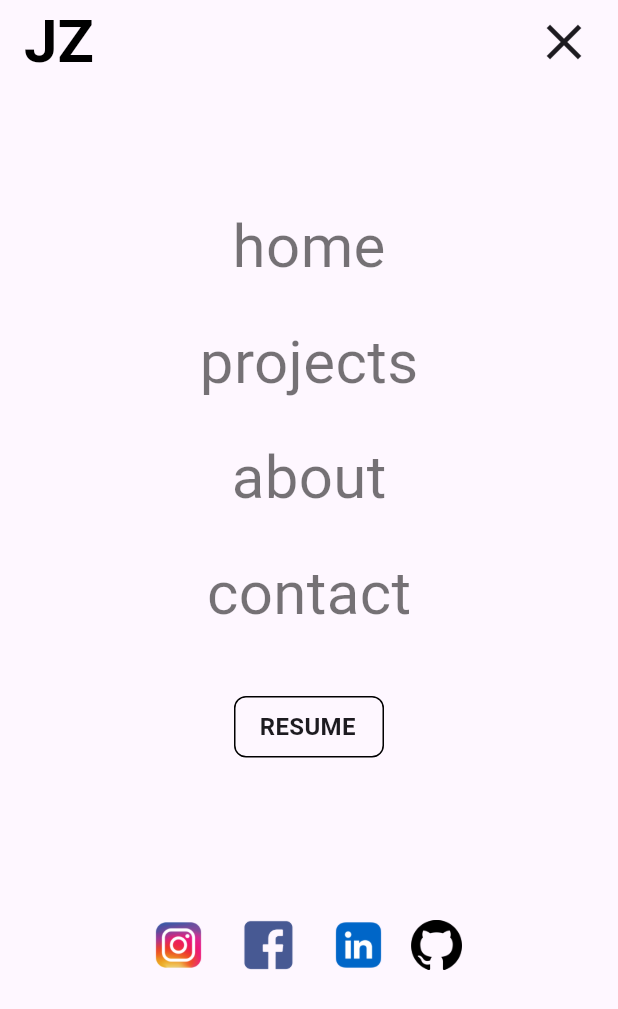
After one commit to jakubzawada/flutter_portfolio, a Flutter app: the screen it shows after launch, after a tap on the "menu" icon, on a phone screen of 412 x 824 dp. The commit adds this screen. Shown: the top 1009 px of the screen. Run offline on Flutter 3.47's test engine with Material 3 defaults, Android fonts, the phone set to English and light mode, and no system bars.

Commit message:
Add MenuPage

```diff
--- /dev/null
+++ b/lib/app/home/pages/menu_page.dart
@@ -0,0 +1,142 @@
+import 'package:flutter/material.dart';
+import 'package:flutter_portfolio/app/home/home_page.dart';
+import 'package:flutter_portfolio/widgets/my_social_media.dart';
+import 'package:url_launcher/url_launcher.dart';
+
+class MenuPage extends StatelessWidget {
+  const MenuPage({super.key});
+
+  @override
+  Widget build(BuildContext context) {
+    return Scaffold(
+        appBar: AppBar(
+          automaticallyImplyLeading: false,
+          title: Row(
+            mainAxisAlignment: MainAxisAlignment.spaceBetween,
+            children: [
+              const Text(
+                'JZ',
+                style: TextStyle(
+                    fontSize: 40,
+                    color: Colors.black,
+                    fontWeight: FontWeight.bold),
+              ),
+              InkWell(
+                child: const Icon(
+                  Icons.close,
+                  size: 40,
+                ),
+                onTap: () {
+                  Navigator.pop(context);
+                },
+              ),
+            ],
+          ),
+          backgroundColor: Colors.transparent,
+          elevation: 0,
+        ),
+        body: SingleChildScrollView(
+          child: Padding(
+            padding: const EdgeInsets.only(top: 80, bottom: 20),
+            child: Column(
+              crossAxisAlignment: CrossAxisAlignment.center,
+              children: [
+                InkWell(
+                  child: const Text(
+                    'home',
+                    style: TextStyle(
+                      fontSize: 40,
+                      color: Colors.black54,
+                    ),
+                  ),
+                  onTap: () {
+                    Navigator.pushReplacement(
+                      context,
+                      MaterialPageRoute(
+                        builder: (context) => const HomePage(),
+                      ),
+                    );
+                  },
+                ),
+                const SizedBox(height: 20),
+                InkWell(
+                  child: const Text(
+                    'projects',
+                    style: TextStyle(
+                      fontSize: 40,
+                      color: Colors.black54,
+                    ),
+                  ),
+                  onTap: () {
+                    Navigator.pushReplacement(
+                      context,
+                      MaterialPageRoute(
+                        builder: (context) => const HomePage(),
+                      ),
+                    );
+                  },
+                ),
+                const SizedBox(height: 20),
+                InkWell(
+                  child: const Text(
+                    'about',
+                    style: TextStyle(
+                      fontSize: 40,
+                      color: Colors.black54,
+                    ),
+                  ),
+                  onTap: () {},
+                ),
+                const SizedBox(height: 20),
+                InkWell(
+                  child: const Text(
+                    'contact',
+                    style: TextStyle(
+                      fontSize: 40,
+                      color: Colors.black54,
+                    ),
+                  ),
+                  onTap: () {},
+                ),
+                const SizedBox(height: 40),
+                InkWell(
+                  onTap: () async {
+                    const url =
+                        'https://drive.google.com/file/d/1bRszJY-BarnHED7H6pLs8bfFsiYXh8pn/view';
+                    if (await canLaunchUrl(Uri.parse(url))) {
+                      await launchUrl(Uri.parse(url),
+                          mode: LaunchMode.externalApplication);
+                    } else {
+                      throw 'Could not launch $url';
+                    }
+                  },
+                  child: Container(
+                    width: 100,
+                    padding:
+                        const EdgeInsets.symmetric(horizontal: 16, vertical: 8),
+                    decoration: BoxDecoration(
+                      border: Border.all(color: Colors.black, width: 1),
+                      borderRadius: BorderRadius.circular(8),
+                    ),
+                    child: const Text(
+                      'RESUME',
+                      style: TextStyle(
+                        fontWeight: FontWeight.bold,
+                        fontSize: 16,
+                      ),
+                    ),
+                  ),
+                ),
+                const SizedBox(height: 100),
+                const Row(
+                  mainAxisAlignment: MainAxisAlignment.center,
+                  children: [
+                    MySocialMedia(),
+                  ],
+                ),
+              ],
+            ),
+          ),
+        ));
+  }
+}
--- a/lib/app/home/pages/narrow_home_page.dart
+++ b/lib/app/home/pages/narrow_home_page.dart
@@ -1,4 +1,5 @@
 import 'package:flutter/material.dart';
+import 'package:flutter_portfolio/app/home/pages/menu_page.dart';
 import 'package:flutter_portfolio/widgets/about_me_info.dart';
 import 'package:flutter_portfolio/widgets/narrow_my_project_info.dart';
 
@@ -14,10 +15,10 @@ class NarrowHomePage extends StatelessWidget {
     return Scaffold(
       appBar: AppBar(
         automaticallyImplyLeading: false,
-        title: const Row(
+        title: Row(
           mainAxisAlignment: MainAxisAlignment.spaceBetween,
           children: [
-            Text(
+            const Text(
               'JZ',
               style: TextStyle(
                   fontSize: 40,
@@ -25,9 +26,17 @@ class NarrowHomePage extends StatelessWidget {
                   fontWeight: FontWeight.bold),
             ),
             InkWell(
-              child: Icon(
+              child: const Icon(
                 Icons.menu,
               ),
+              onTap: () {
+                Navigator.push(
+                  context,
+                  MaterialPageRoute(
+                    builder: (context) => const MenuPage(),
+                  ),
+                );
+              },
             ),
           ],
         ),
--- /dev/null
+++ b/lib/widgets/my_social_media.dart
@@ -0,0 +1,84 @@
+import 'package:flutter/material.dart';
+import 'package:url_launcher/url_launcher.dart';
+
+class MySocialMedia extends StatelessWidget {
+  const MySocialMedia({
+    super.key,
+  });
+
+  @override
+  Widget build(BuildContext context) {
+    return Row(
+      children: [
+        InkWell(
+          onTap: () async {
+            const url = 'https://www.instagram.com/ejjuu_3/';
+            if (await canLaunchUrl(Uri.parse(url))) {
+              await launchUrl(Uri.parse(url),
+                  mode: LaunchMode.externalApplication);
+            } else {
+              throw 'Could not launch $url';
+            }
+          },
+          child: const Image(
+            image: AssetImage('images/insta-logo.webp'),
+            width: 50,
+            height: 50,
+          ),
+        ),
+        const SizedBox(width: 10),
+        InkWell(
+          onTap: () async {
+            const url = 'https://www.facebook.com/kuba.zawada.311';
+            if (await canLaunchUrl(Uri.parse(url))) {
+              await launchUrl(Uri.parse(url),
+                  mode: LaunchMode.externalApplication);
+            } else {
+              throw 'Could not launch $url';
+            }
+          },
+          child: const Image(
+            image: AssetImage('images/facebook_logo.png'),
+            width: 50,
+            height: 50,
+          ),
+        ),
+        const SizedBox(width: 10),
+        InkWell(
+          onTap: () async {
+            const url = 'https://www.linkedin.com/in/jakub-zawada-5264181a5/';
+            if (await canLaunchUrl(Uri.parse(url))) {
+              await launchUrl(Uri.parse(url),
+                  mode: LaunchMode.externalApplication);
+            } else {
+              throw 'Could not launch $url';
+            }
+          },
+          child: const Image(
+            image: AssetImage('images/linkedin-logo.webp'),
+            width: 50,
+            height: 50,
+          ),
+        ),
+        const SizedBox(width: 10),
+        InkWell(
+          onTap: () async {
+            const url = 'https://github.com/jakubzawada';
+            if (await canLaunchUrl(Uri.parse(url))) {
+              await launchUrl(Uri.parse(url),
+                  mode: LaunchMode.externalApplication);
+            } else {
+              throw 'Could not launch $url';
+            }
+          },
+          child: const Image(
+            image: AssetImage('images/git-logo.png'),
+            width: 34,
+            height: 34,
+          ),
+        ),
+        const SizedBox(width: 10),
+      ],
+    );
+  }
+}
--- a/lib/widgets/narrow_my_project_info.dart
+++ b/lib/widgets/narrow_my_project_info.dart
@@ -6,12 +6,11 @@ class NarrowMyProjectsInfo extends StatelessWidget {
 
   @override
   Widget build(BuildContext context) {
-    return Padding(
-      padding: const EdgeInsets.only(top: 50),
+    return const Padding(
+      padding: EdgeInsets.only(top: 50),
       child: Column(
-        key: key,
         crossAxisAlignment: CrossAxisAlignment.start,
-        children: const [
+        children: [
           Text(
             'My Projects',
             style: TextStyle(fontWeight: FontWeight.bold, fontSize: 40),
```
Also changed, not shown: lib/app/home/pages/ultra_wide_home_page.dart (+4 -4 lines), lib/app/home/pages/wide_home_page.dart (+4 -4 lines), lib/widgets/about_me_info.dart (+2 -74 lines).
